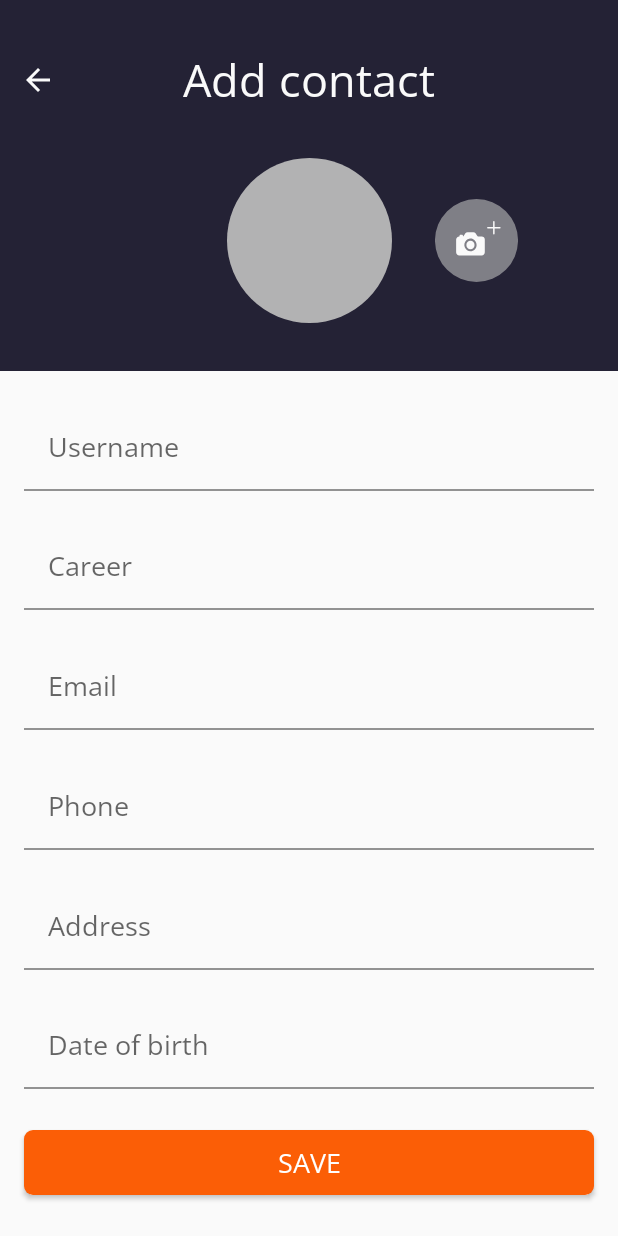
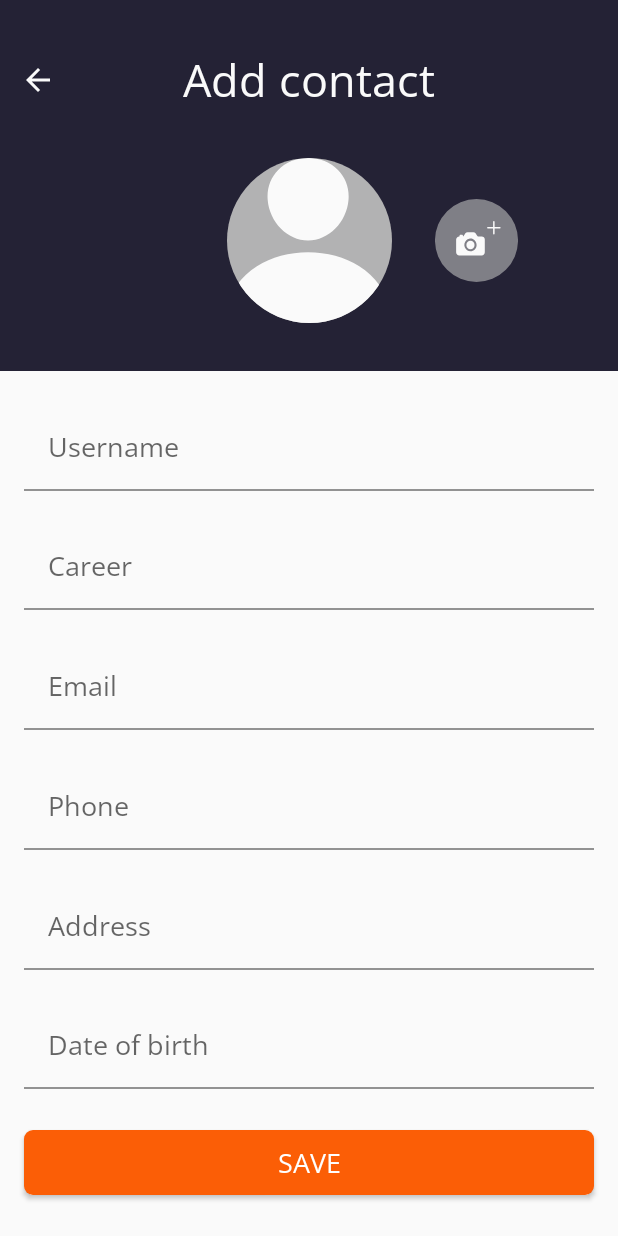
Before and after one commit to Avarel1252/ThirdAndroidTask, an Android app: the screen it shows after launch (MainActivity), after a tap on "Add contact", on a phone screen of 412 x 824 dp. Run offline under Robolectric (Android 15) with nearby library versions, the phone set to English and light mode, and no system bars; our stand-ins replace CircleImageView; pictures from the network do not load.

Commit message:
fixes user_item, and new hardData

```diff
--- a/app/build.gradle
+++ b/app/build.gradle
@@ -36,11 +36,13 @@ android {
 }
 
 dependencies {
-
+    implementation 'com.github.javafaker:javafaker:1.0.2'
     implementation 'androidx.core:core-ktx:1.9.0'
     implementation 'androidx.appcompat:appcompat:1.5.1'
     implementation 'com.google.android.material:material:1.7.0'
     implementation 'androidx.constraintlayout:constraintlayout:2.1.4'
+    implementation 'androidx.cardview:cardview:1.0.0'
+    implementation 'androidx.recyclerview:recyclerview:1.2.1'
     implementation 'com.github.bumptech.glide:glide:4.13.2'
     implementation "androidx.lifecycle:lifecycle-extensions:2.2.0"
     implementation "androidx.lifecycle:lifecycle-viewmodel-ktx:2.5.1"
@@ -48,6 +50,7 @@ dependencies {
     implementation 'androidx.fragment:fragment-ktx:1.5.4'
     implementation 'androidx.navigation:navigation-ui-ktx:2.5.3'
     implementation 'androidx.navigation:navigation-fragment-ktx:2.5.3'
+    implementation 'de.hdodenhof:circleimageview:3.1.0'
     testImplementation 'junit:junit:4.13.2'
     androidTestImplementation 'androidx.test.ext:junit:1.1.3'
     androidTestImplementation 'androidx.test.espresso:espresso-core:3.4.0'
--- a/app/src/main/java/com/application/adapters/UserAdapter.kt
+++ b/app/src/main/java/com/application/adapters/UserAdapter.kt
@@ -23,6 +23,7 @@ class UserAdapter(private val listener: Listener) :
     }
 
     override fun onClick(v: View?) {
+
         v?.let {
             when (it.id) {
                 R.id.btn_delete -> {
@@ -45,14 +46,15 @@ class UserAdapter(private val listener: Listener) :
     }
 
     override fun onBindViewHolder(holder: UserViewHolder, position: Int) {
-        val user = getItem(position)
+        val user = currentList[position]
         with(holder.binding) {
+            tvUsername.text = user.username
+            tvCareer.text = user.career
+            ivAccIcon.setImage(user)
+
             root.tag = user
             btnDelete.tag = user
 
-            tvUsername.text = user.username
-            tvCareer.text = user.career
-            ivAccIcon.setImage(user)
         }
     }
 
--- a/app/src/main/java/com/application/hardData.kt
+++ b/app/src/main/java/com/application/hardData.kt
@@ -1,23 +1,67 @@
-package com
+package com.application
 
 import com.application.models.UserModel
+import kotlinx.coroutines.flow.MutableStateFlow
+import kotlinx.coroutines.flow.StateFlow
+import kotlin.random.Random
 
-fun getHardUsersList(): List<UserModel> {
-    val accIconUrl = "https://encrypted-tbn0.gstatic.com/images?q=tbn:ANd9GcQdoikUA-Hjh54hb_aaAY9sBwE9h4cUneajPg&usqp=CAU"
-    var list = ArrayList<UserModel>()
-    list.add(
-        UserModel(
-            1,
-            accIconUrl,
-            "max kharchenko",
-            "teacher",
-            "max.harchenko@gmail.com",
-            "+3805123123",
-            "home street",
-            "14.03"
-        )
-    )
 
-    return list
+private val photos = listOf(
+    "https://encrypted-tbn0.gstatic.com/images?q=tbn:ANd9GcQNBL4N8DMZ7RSIQRojA6ZjR0GHAhvTV3AR9S9Erk6r2YjZtG7EZhgf-WLjUlXMQTqhafk&usqp=CAU",
+    "https://png.pngtree.com/png-vector/20190710/ourlarge/pngtree-user-vector-avatar-png-image_1541962.jpg",
+    "https://i.pinimg.com/originals/d5/b0/4c/d5b04cc3dcd8c17702549ebc5f1acf1a.png",
+    "https://i.pinimg.com/originals/ba/d4/5a/bad45a40fa6e153ef8d1599ba875102c.png",
+    "https://cdn-icons-png.flaticon.com/512/3231/3231671.png",
+    "https://icons-for-free.com/iconfiles/png/512/boy+man+person+user+woman+icon-1320085967769585303.png",
+    "https://cdn-icons-png.flaticon.com/512/3048/3048127.png",
+    "https://img.icons8.com/color/480/person-male.png"
+)
 
+private val names = listOf(
+    "Doe John",
+    "Phillips Mark",
+    "Phillips Warren",
+    "Williams Robert",
+    "Amira Miller",
+    "Reece Figueroa",
+    "Nehemiah Barrera",
+    "Audrey Roach",
+    "Kael Strickland",
+    "Janiah Willis",
+    "Lindsay Phelps",
+    "Amaya Hoover",
+    "Marquise Hood",
+    "Davin Herrera",
+    "Gerald Duran",
+    "Sarah Madden"
+)
+private val careers = listOf(
+    "Architecture and engineering",
+    "Arts, culture and entertainment",
+    "Business, management and administration",
+    "Communications",
+    "Community and social services",
+    "Education",
+    "Science and technology",
+    "Installation, repair and maintenance"
+)
+
+private val usersFlow = MutableStateFlow(
+    List(50) { index -> randomUser(id = index + 1) }
+)
+
+
+private fun randomUser(id: Int): UserModel = UserModel(
+    id = id,
+    photo = photos[Random.nextInt(photos.size)],
+    username = names[Random.nextInt(names.size)],
+    career = careers[Random.nextInt(careers.size)],
+    email = "",
+    phone = "",
+    homeAddress = "",
+    dataBirth = ""
+)
+
+fun getHardUsersList(): StateFlow<List<UserModel>> {
+    return usersFlow
 }
--- a/app/src/main/java/com/application/models/UserViewModel.kt
+++ b/app/src/main/java/com/application/models/UserViewModel.kt
@@ -3,14 +3,15 @@ package com.application.models
 import androidx.lifecycle.LiveData
 import androidx.lifecycle.MutableLiveData
 import androidx.lifecycle.ViewModel
-import com.getHardUsersList
+import androidx.lifecycle.viewModelScope
+import com.application.getHardUsersList
 
 class UserViewModel : ViewModel() {
     private val _userLiveData = MutableLiveData<List<UserModel>>()
     var userLiveData: LiveData<List<UserModel>> = _userLiveData
 
     init {
-        _userLiveData.value = getHardUsersList()
+        _userLiveData.value = getHardUsersList().value
     }
 
     fun deleteUser(user: UserModel) {
@@ -26,7 +27,12 @@ class UserViewModel : ViewModel() {
     }
 
     fun getLastId(): Int {
-        return _userLiveData.value?.last()?.id ?: -1
+        val list = _userLiveData.value ?: listOf()
+        return if (list.isEmpty()) {
+            -1
+        } else {
+            list.last().id
+        }
     }
 
     fun getUser(id: Int): UserModel? {
@@ -40,5 +46,4 @@ class UserViewModel : ViewModel() {
     }
 
 
-
 }
--- a/app/src/main/java/com/application/ui/fragments/AddContactFragment.kt
+++ b/app/src/main/java/com/application/ui/fragments/AddContactFragment.kt
@@ -11,14 +11,17 @@ import androidx.fragment.app.Fragment
 import androidx.fragment.app.activityViewModels
 import androidx.navigation.fragment.findNavController
 import com.application.databinding.FragmentAddContactBinding
+import com.application.utils.extensions.setImage
 import com.application.models.UserModel
 import com.application.models.UserViewModel
+import com.application.utils.Constants
+import com.application.utils.extensions.setImageUriGlide
 
 
 class AddContactFragment : Fragment() {
     private lateinit var binding: FragmentAddContactBinding
     private val sharedViewModel: UserViewModel by activityViewModels()
-    private var userPhotoUri = Uri.parse("")
+    private var userPhotoUri = Uri.parse(Constants.DEFAULT_USER_PHOTO)
 
     //contract photo from gallery
     private val pickMedia = registerForActivityResult(PickVisualMedia()) { uri ->
@@ -32,15 +35,22 @@ class AddContactFragment : Fragment() {
         container: ViewGroup?,
         savedInstanceState: Bundle?
     ): View {
-        binding = FragmentAddContactBinding.inflate(inflater, container, false).apply {
+        binding = FragmentAddContactBinding.inflate(inflater, container, false)
+
+        setOnClickListeners()
+
+        return binding.root
+    }
+
+    private fun setOnClickListeners() {
+        with(binding) {
             btnSave.setOnClickListener { returnUserInfo() }
             btnAddPhoto.setOnClickListener {
                 addPhoto()
-                binding.ivAccPhoto.setImageURI(userPhotoUri)
+                binding.ivAccPhoto.setImageUriGlide(userPhotoUri)
             }
             imgBtnBack.setOnClickListener { goBack() }
         }
-        return binding.root
     }
 
 
--- a/app/src/main/java/com/application/ui/fragments/MyContactsFragment.kt
+++ b/app/src/main/java/com/application/ui/fragments/MyContactsFragment.kt
@@ -42,9 +42,13 @@ class MyContactsFragment : Fragment() {
     ): View {
         binding = FragmentMyContactsBinding.inflate(inflater, container, false)
 
-        sharedViewModel.userLiveData.observe(viewLifecycleOwner) {
-            adapter.submitList(it)
-        }
+        initialize()
+
+        return binding.root
+    }
+
+    private fun initialize() {
+        setObserver()
 
         with(binding) {
             rwUsers.adapter = adapter
@@ -52,8 +56,12 @@ class MyContactsFragment : Fragment() {
                 findNavController().navigate(R.id.action_myContactsFragment_to_addContactFragment)
             }
         }
+    }
 
-        return binding.root
+    private fun setObserver() {
+        sharedViewModel.userLiveData.observe(viewLifecycleOwner) {
+            adapter.submitList(it)
+        }
     }
 
 }
--- a/app/src/main/java/com/application/utils/Constants.kt
+++ b/app/src/main/java/com/application/utils/Constants.kt
@@ -1,5 +1,8 @@
 package com.application.utils
 
+import android.net.Uri
+
 object Constants {
-    const val TARGET_USER_ID_KEY="target_user_id"
+    const val TARGET_USER_ID_KEY = "target_user_id"
+    const val DEFAULT_USER_PHOTO = "https://encrypted-tbn0.gstatic.com/images?q=tbn:ANd9GcQdoikUA-Hjh54hb_aaAY9sBwE9h4cUneajPg&usqp=CAU"
 }
--- /dev/null
+++ b/app/src/main/res/drawable/ic_light_acc_icon.xml
@@ -0,0 +1,9 @@
+<vector xmlns:android="http://schemas.android.com/apk/res/android"
+    android:width="26dp"
+    android:height="26dp"
+    android:viewportWidth="34"
+    android:viewportHeight="36">
+    <path
+        android:fillColor="#FFFAFAFA"
+        android:pathData="M22.87 2.62C21.31 0.93 19.12 0 16.71 0c-2.42 0-4.61 0.92-6.17 2.6-1.57 1.7-2.34 4-2.16 6.5 0.36 4.9 4.1 8.9 8.33 8.9 4.24 0 7.97-4 8.33-8.9 0.19-2.47-0.58-4.77-2.17-6.48ZM30.86 36H2.57c-0.37 0-0.74-0.07-1.07-0.23-0.34-0.15-0.64-0.38-0.87-0.66-0.53-0.63-0.74-1.48-0.58-2.34 0.68-3.77 2.8-6.93 6.12-9.15 2.96-1.96 6.7-3.05 10.54-3.05 3.85 0 7.6 1.09 10.55 3.05 3.32 2.22 5.44 5.38 6.12 9.15 0.15 0.86-0.06 1.71-0.58 2.33-0.24 0.29-0.53 0.52-0.87 0.67-0.34 0.16-0.7 0.23-1.07 0.23Z"/>
+</vector>
--- a/app/src/main/res/layout-land/fragment_add_contact.xml
+++ b/app/src/main/res/layout-land/fragment_add_contact.xml
@@ -39,11 +39,12 @@
         android:textAppearance="@style/Text.Label"
         android:textColor="@color/white" />
 
-    <androidx.appcompat.widget.AppCompatImageView
+    <de.hdodenhof.circleimageview.CircleImageView
         android:id="@+id/iv_accPhoto"
         android:layout_width="@dimen/ic_size"
         android:layout_height="@dimen/ic_size"
-        android:src="@drawable/ic_background_ellipse" />
+        android:background="@drawable/ic_background_ellipse"
+        android:src="@drawable/ic_light_acc_icon" />
 
     <ImageButton
         android:id="@+id/btn_add_photo"
--- a/app/src/main/res/layout/fragment_add_contact.xml
+++ b/app/src/main/res/layout/fragment_add_contact.xml
@@ -58,11 +58,13 @@
         android:textAppearance="@style/Text.Label"
         android:textColor="@color/white" />
 
-    <androidx.appcompat.widget.AppCompatImageView
+    <de.hdodenhof.circleimageview.CircleImageView
         android:id="@+id/iv_accPhoto"
         android:layout_width="@dimen/ic_size"
         android:layout_height="@dimen/ic_size"
-        android:src="@drawable/ic_background_ellipse" />
+        android:src="@drawable/ic_light_acc_icon"
+        android:background="@drawable/ic_background_ellipse"
+        />
 
     <ImageButton
         android:id="@+id/btn_add_photo"
--- a/app/src/main/res/layout/fragment_detail_view.xml
+++ b/app/src/main/res/layout/fragment_detail_view.xml
@@ -61,11 +61,12 @@
         android:textAppearance="@style/Text.Label"
         android:textColor="@color/white" />
 
-    <androidx.appcompat.widget.AppCompatImageView
+    <de.hdodenhof.circleimageview.CircleImageView
         android:id="@+id/iv_accPhoto"
         android:layout_width="@dimen/ic_size"
         android:layout_height="@dimen/ic_size"
-        android:src="@drawable/ic_background_ellipse" />
+        android:background="@drawable/ic_background_ellipse"
+        android:src="@drawable/ic_light_acc_icon" />
 
     <androidx.appcompat.widget.AppCompatTextView
         android:id="@+id/tv_username"
--- a/app/src/main/res/layout/fragment_my_contacts.xml
+++ b/app/src/main/res/layout/fragment_my_contacts.xml
@@ -78,6 +78,7 @@
         app:layout_constraintEnd_toEndOf="parent"
         app:layout_constraintStart_toStartOf="parent"
         app:layout_constraintTop_toBottomOf="@id/gl_topBar"
-        tools:listitem="@layout/user_item" />
+        tools:listitem="@layout/user_item"
+        />
 
 </androidx.constraintlayout.widget.ConstraintLayout>
--- a/app/src/main/res/values/strings.xml
+++ b/app/src/main/res/values/strings.xml
@@ -10,4 +10,6 @@
     <string name="hint_date_of_birth">Date of birth</string>
     <string name="btn_save">save</string>
     <string name="label_profile">Profile</string>
+    <string name="username" translatable="false">%s</string>
+    <string name="career" translatable="false">%s</string>
 </resources>
```
Also changed, not shown: app/src/main/java/com/application/extensions/GlideExtension.kt (deleted, +0 -11 lines), app/src/main/java/com/application/ui/fragments/DetailViewFragment.kt (+11 -1 lines), app/src/main/java/com/application/utils/extensions/GlideExtension.kt (+7 -0 lines), app/src/main/res/layout-land/fragment_detail_view.xml (+6 -5 lines), app/src/main/res/layout/user_item.xml (+17 -23 lines).
